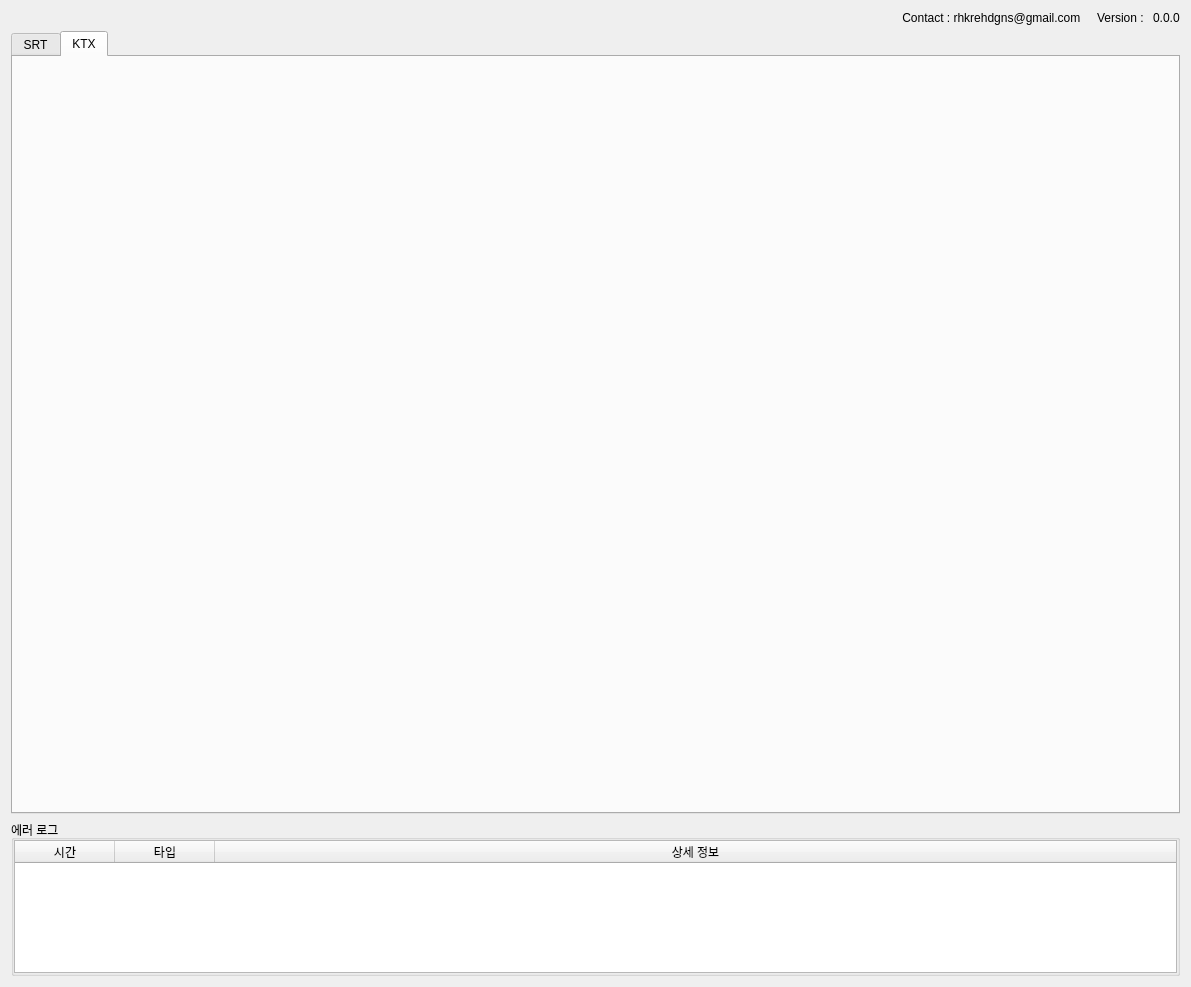
Before: the Qt Designer form design.ui in dhgwag/train_reservation, drawn with Qt 5.
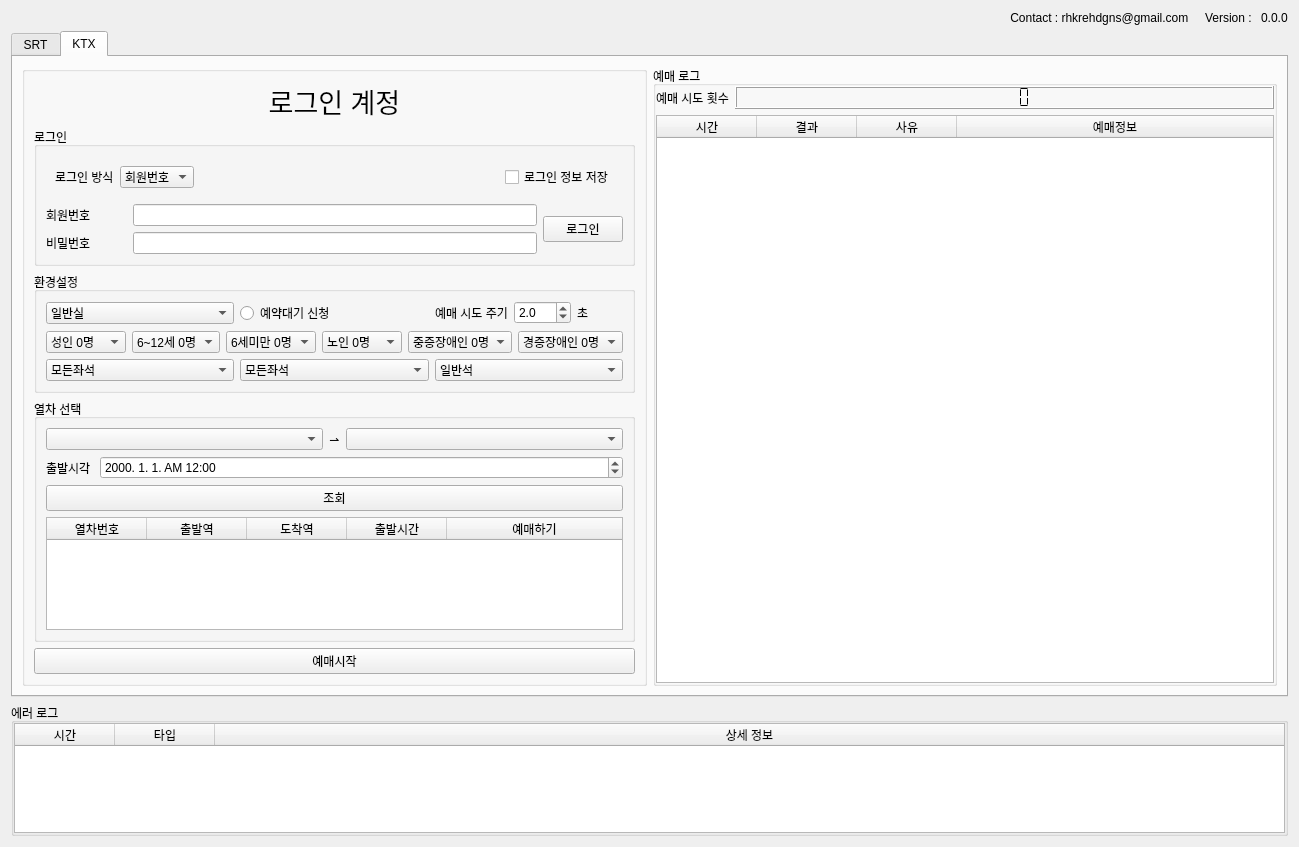
After: the same form once the commit is applied. The open tabs and pages were chosen to show the change.

What changed in the file:
```diff
--- a/design.ui
+++ b/design.ui
@@ -6,8 +6,8 @@
    <rect>
     <x>0</x>
     <y>0</y>
-    <width>1191</width>
-    <height>987</height>
+    <width>1299</width>
+    <height>847</height>
    </rect>
   </property>
   <property name="sizePolicy">
@@ -906,9 +906,984 @@
       </layout>
      </widget>
      <widget class="QWidget" name="tab_ktx">
+      <property name="enabled">
+       <bool>true</bool>
+      </property>
+      <property name="autoFillBackground">
+       <bool>false</bool>
+      </property>
       <attribute name="title">
        <string>KTX</string>
       </attribute>
+      <layout class="QHBoxLayout" name="horizontalLayout_4">
+       <item>
+        <widget class="QGroupBox" name="verticalGroupBox1">
+         <property name="sizePolicy">
+          <sizepolicy hsizetype="Preferred" vsizetype="Preferred">
+           <horstretch>1</horstretch>
+           <verstretch>0</verstretch>
+          </sizepolicy>
+         </property>
+         <layout class="QVBoxLayout" name="verticalLayout_3">
+          <item>
+           <widget class="QLabel" name="label_ktx_logged_in">
+            <property name="enabled">
+             <bool>true</bool>
+            </property>
+            <property name="font">
+             <font>
+              <pointsize>20</pointsize>
+             </font>
+            </property>
+            <property name="text">
+             <string>로그인 계정</string>
+            </property>
+            <property name="alignment">
+             <set>Qt::AlignCenter</set>
+            </property>
+           </widget>
+          </item>
+          <item>
+           <widget class="QGroupBox" name="groupBox_ktx_login">
+            <property name="sizePolicy">
+             <sizepolicy hsizetype="Preferred" vsizetype="Preferred">
+              <horstretch>3</horstretch>
+              <verstretch>1</verstretch>
+             </sizepolicy>
+            </property>
+            <property name="title">
+             <string>로그인</string>
+            </property>
+            <layout class="QVBoxLayout" name="verticalLayout_6">
+             <item>
+              <widget class="QWidget" name="verticalWidget1" native="true">
+               <property name="sizePolicy">
+                <sizepolicy hsizetype="Preferred" vsizetype="Minimum">
+                 <horstretch>0</horstretch>
+                 <verstretch>0</verstretch>
+                </sizepolicy>
+               </property>
+               <layout class="QHBoxLayout" name="horizontalLayout_3">
+                <item>
+                 <widget class="QLabel" name="label_21">
+                  <property name="text">
+                   <string>로그인 방식</string>
+                  </property>
+                 </widget>
+                </item>
+                <item>
+                 <widget class="QComboBox" name="comboBox_ktx_login_type">
+                  <item>
+                   <property name="text">
+                    <string>회원번호</string>
+                   </property>
+                  </item>
+                  <item>
+                   <property name="text">
+                    <string>이메일</string>
+                   </property>
+                  </item>
+                  <item>
+                   <property name="text">
+                    <string>휴대전화</string>
+                   </property>
+                  </item>
+                 </widget>
+                </item>
+                <item>
+                 <spacer name="horizontalSpacer1">
+                  <property name="orientation">
+                   <enum>Qt::Horizontal</enum>
+                  </property>
+                  <property name="sizeHint" stdset="0">
+                   <size>
+                    <width>40</width>
+                    <height>20</height>
+                   </size>
+                  </property>
+                 </spacer>
+                </item>
+                <item>
+                 <widget class="QCheckBox" name="checkBox_ktx_save_login">
+                  <property name="text">
+                   <string>로그인 정보 저장</string>
+                  </property>
+                 </widget>
+                </item>
+               </layout>
+              </widget>
+             </item>
+             <item>
+              <layout class="QHBoxLayout" name="horizontalLayout_51">
+               <item>
+                <layout class="QVBoxLayout" name="verticalLayout_51">
+                 <property name="bottomMargin">
+                  <number>0</number>
+                 </property>
+                 <item>
+                  <layout class="QHBoxLayout" name="horizontalLayout_91">
+                   <item>
+                    <widget class="QLabel" name="label_ktx_id">
+                     <property name="sizePolicy">
+                      <sizepolicy hsizetype="Preferred" vsizetype="Preferred">
+                       <horstretch>1</horstretch>
+                       <verstretch>0</verstretch>
+                      </sizepolicy>
+                     </property>
+                     <property name="text">
+                      <string>회원번호</string>
+                     </property>
+                    </widget>
+                   </item>
+                   <item>
+                    <widget class="QLineEdit" name="lineEdit_ktx_id">
+                     <property name="enabled">
+                      <bool>true</bool>
+                     </property>
+                     <property name="sizePolicy">
+                      <sizepolicy hsizetype="Expanding" vsizetype="Fixed">
+                       <horstretch>5</horstretch>
+                       <verstretch>0</verstretch>
+                      </sizepolicy>
+                     </property>
+                    </widget>
+                   </item>
+                  </layout>
+                 </item>
+                 <item>
+                  <layout class="QHBoxLayout" name="horizontalLayout_61">
+                   <property name="topMargin">
+                    <number>0</number>
+                   </property>
+                   <item>
+                    <widget class="QLabel" name="label_ktx_pwd">
+                     <property name="sizePolicy">
+                      <sizepolicy hsizetype="Preferred" vsizetype="Preferred">
+                       <horstretch>1</horstretch>
+                       <verstretch>0</verstretch>
+                      </sizepolicy>
+                     </property>
+                     <property name="text">
+                      <string>비밀번호</string>
+                     </property>
+                    </widget>
+                   </item>
+                   <item>
+                    <widget class="QLineEdit" name="lineEdit_ktx_pwd">
+                     <property name="sizePolicy">
+                      <sizepolicy hsizetype="Expanding" vsizetype="Fixed">
+                       <horstretch>5</horstretch>
+                       <verstretch>0</verstretch>
+                      </sizepolicy>
+                     </property>
+                     <property name="inputMethodHints">
+                      <set>Qt::ImhHiddenText|Qt::ImhNoAutoUppercase|Qt::ImhNoPredictiveText|Qt::ImhSensitiveData</set>
+                     </property>
+                     <property name="echoMode">
+                      <enum>QLineEdit::Password</enum>
+                     </property>
+                    </widget>
+                   </item>
+                  </layout>
+                 </item>
+                </layout>
+               </item>
+               <item>
+                <widget class="QPushButton" name="pushButton_ktx_login">
+                 <property name="sizePolicy">
+                  <sizepolicy hsizetype="Maximum" vsizetype="Maximum">
+                   <horstretch>0</horstretch>
+                   <verstretch>0</verstretch>
+                  </sizepolicy>
+                 </property>
+                 <property name="text">
+                  <string>로그인</string>
+                 </property>
+                </widget>
+               </item>
+              </layout>
+             </item>
+            </layout>
+           </widget>
+          </item>
+          <item>
+           <widget class="QGroupBox" name="groupBox_41">
+            <property name="sizePolicy">
+             <sizepolicy hsizetype="Preferred" vsizetype="Preferred">
+              <horstretch>0</horstretch>
+              <verstretch>1</verstretch>
+             </sizepolicy>
+            </property>
+            <property name="title">
+             <string>환경설정</string>
+            </property>
+            <layout class="QVBoxLayout" name="verticalLayout_7">
+             <item>
+              <layout class="QHBoxLayout" name="horizontalLayout_101">
+               <item>
+                <widget class="QComboBox" name="comboBox_ktx_class">
+                 <item>
+                  <property name="text">
+                   <string>일반실</string>
+                  </property>
+                 </item>
+                 <item>
+                  <property name="text">
+                   <string>특실</string>
+                  </property>
+                 </item>
+                 <item>
+                  <property name="text">
+                   <string>일반실+특실</string>
+                  </property>
+                 </item>
+                </widget>
+               </item>
+               <item>
+                <widget class="QRadioButton" name="radioButton_ktx_waiting">
+                 <property name="text">
+                  <string>예약대기 신청</string>
+                 </property>
+                </widget>
+               </item>
+               <item>
+                <layout class="QHBoxLayout" name="horizontalLayout_161">
+                 <item>
+                  <widget class="QLabel" name="label_51">
+                   <property name="text">
+                    <string>예매 시도 주기</string>
+                   </property>
+                  </widget>
+                 </item>
+                 <item>
+                  <widget class="QDoubleSpinBox" name="doubleSpinBox_ktx_delay">
+                   <property name="inputMethodHints">
+                    <set>Qt::ImhDigitsOnly|Qt::ImhFormattedNumbersOnly</set>
+                   </property>
+                   <property name="decimals">
+                    <number>1</number>
+                   </property>
+                   <property name="singleStep">
+                    <double>0.200000000000000</double>
+                   </property>
+                   <property name="value">
+                    <double>2.000000000000000</double>
+                   </property>
+                  </widget>
+                 </item>
+                 <item>
+                  <widget class="QLabel" name="label_61">
+                   <property name="text">
+                    <string>초</string>
+                   </property>
+                  </widget>
+                 </item>
+                </layout>
+               </item>
+              </layout>
+             </item>
+             <item>
+              <layout class="QHBoxLayout" name="horizontalLayout_121">
+               <item>
+                <widget class="QComboBox" name="comboBox_ktx_adult">
+                 <property name="minimumSize">
+                  <size>
+                   <width>80</width>
+                   <height>0</height>
+                  </size>
+                 </property>
+                 <property name="currentText">
+                  <string>성인 0명</string>
+                 </property>
+                 <item>
+                  <property name="text">
+                   <string>성인 0명</string>
+                  </property>
+                 </item>
+                 <item>
+                  <property name="text">
+                   <string>성인 1명</string>
+                  </property>
+                 </item>
+                 <item>
+                  <property name="text">
+                   <string>성인 2명</string>
+                  </property>
+                 </item>
+                 <item>
+                  <property name="text">
+                   <string>성인 3명</string>
+                  </property>
+                 </item>
+                 <item>
+                  <property name="text">
+                   <string>성인 4명</string>
+                  </property>
+                 </item>
+                 <item>
+                  <property name="text">
+                   <string>성인 5명</string>
+                  </property>
+                 </item>
+                 <item>
+                  <property name="text">
+                   <string>성임 6명</string>
+                  </property>
+                 </item>
+                 <item>
+                  <property name="text">
+                   <string>성인 7명</string>
+                  </property>
+                 </item>
+                 <item>
+                  <property name="text">
+                   <string>성인 8명</string>
+                  </property>
+                 </item>
+                 <item>
+                  <property name="text">
+                   <string>성인 9명</string>
+                  </property>
+                 </item>
+                </widget>
+               </item>
+               <item>
+                <widget class="QComboBox" name="comboBox_ktx_child">
+                 <property name="minimumSize">
+                  <size>
+                   <width>80</width>
+                   <height>0</height>
+                  </size>
+                 </property>
+                 <item>
+                  <property name="text">
+                   <string>6~12세 0명</string>
+                  </property>
+                 </item>
+                 <item>
+                  <property name="text">
+                   <string>6~12세 1명</string>
+                  </property>
+                 </item>
+                 <item>
+                  <property name="text">
+                   <string>6~12세 2명</string>
+                  </property>
+                 </item>
+                 <item>
+                  <property name="text">
+                   <string>6~12세 3명</string>
+                  </property>
+                 </item>
+                 <item>
+                  <property name="text">
+                   <string>6~12세 4명</string>
+                  </property>
+                 </item>
+                 <item>
+                  <property name="text">
+                   <string>6~12세 5명</string>
+                  </property>
+                 </item>
+                 <item>
+                  <property name="text">
+                   <string>6~12세 6명</string>
+                  </property>
+                 </item>
+                 <item>
+                  <property name="text">
+                   <string>6~12세 7명</string>
+                  </property>
+                 </item>
+                 <item>
+                  <property name="text">
+                   <string>6~12세 8명</string>
+                  </property>
+                 </item>
+                 <item>
+                  <property name="text">
+                   <string>6~12세 9명</string>
+                  </property>
+                 </item>
+                </widget>
+               </item>
+               <item>
+                <widget class="QComboBox" name="comboBox_ktx_baby">
+                 <property name="minimumSize">
+                  <size>
+                   <width>80</width>
+                   <height>0</height>
+                  </size>
+                 </property>
+                 <item>
+                  <property name="text">
+                   <string>6세미만 0명</string>
+                  </property>
+                 </item>
+                 <item>
+                  <property name="text">
+                   <string>6세미만 1명</string>
+                  </property>
+                 </item>
+                 <item>
+                  <property name="text">
+                   <string>6세미만 2명</string>
+                  </property>
+                 </item>
+                 <item>
+                  <property name="text">
+                   <string>6세미만 3명</string>
+                  </property>
+                 </item>
+                 <item>
+                  <property name="text">
+                   <string>6세미만 4명</string>
+                  </property>
+                 </item>
+                 <item>
+                  <property name="text">
+                   <string>6세미만 5명</string>
+                  </property>
+                 </item>
+                 <item>
+                  <property name="text">
+                   <string>6세미만 6명</string>
+                  </property>
+                 </item>
+                 <item>
+                  <property name="text">
+                   <string>6세미만 7명</string>
+                  </property>
+                 </item>
+                 <item>
+                  <property name="text">
+                   <string>6세미만 8명</string>
+                  </property>
+                 </item>
+                 <item>
+                  <property name="text">
+                   <string>6세미만 9명</string>
+                  </property>
+                 </item>
+                </widget>
+               </item>
+               <item>
+                <widget class="QComboBox" name="comboBox_ktx_senior">
+                 <property name="minimumSize">
+                  <size>
+                   <width>80</width>
+                   <height>0</height>
+                  </size>
+                 </property>
+                 <item>
+                  <property name="text">
+                   <string>노인 0명</string>
+                  </property>
+                 </item>
+                 <item>
+                  <property name="text">
+                   <string>노인 1명</string>
+                  </property>
+                 </item>
+                 <item>
+                  <property name="text">
+                   <string>노인 2명</string>
+                  </property>
+                 </item>
+                 <item>
+                  <property name="text">
+                   <string>노인 3명</string>
+                  </property>
+                 </item>
+                 <item>
+                  <property name="text">
+                   <string>노인 4명</string>
+                  </property>
+                 </item>
+                 <item>
+                  <property name="text">
+                   <string>노인 5명</string>
+                  </property>
+                 </item>
+                 <item>
+                  <property name="text">
+                   <string>노인 6명</string>
+                  </property>
+                 </item>
+                 <item>
+                  <property name="text">
+                   <string>노인 7명</string>
+                  </property>
+                 </item>
+                 <item>
+                  <property name="text">
+                   <string>노인 8명</string>
+                  </property>
+                 </item>
+                 <item>
+                  <property name="text">
+                   <string>노인 9명</string>
+                  </property>
+                 </item>
+                </widget>
+               </item>
+               <item>
+                <widget class="QComboBox" name="comboBox_ktx_svrDsb">
+                 <property name="minimumSize">
+                  <size>
+                   <width>80</width>
+                   <height>0</height>
+                  </size>
+                 </property>
+                 <item>
+                  <property name="text">
+                   <string>중증장애인 0명</string>
+                  </property>
+                 </item>
+                 <item>
+                  <property name="text">
+                   <string>중증장애인 1명</string>
+                  </property>
+                 </item>
+                 <item>
+                  <property name="text">
+                   <string>중증장애인 2명</string>
+                  </property>
+                 </item>
+                 <item>
+                  <property name="text">
+                   <string>중증장애인 3명</string>
+                  </property>
+                 </item>
+                 <item>
+                  <property name="text">
+                   <string>중증장애인 4명</string>
+                  </property>
+                 </item>
+                 <item>
+                  <property name="text">
+                   <string>중증장애인 5명</string>
+                  </property>
+                 </item>
+                 <item>
+                  <property name="text">
+                   <string>중증장애인 6명</string>
+                  </property>
+                 </item>
+                 <item>
+                  <property name="text">
+                   <string>중증장애인 7명</string>
+                  </property>
+                 </item>
+                 <item>
+                  <property name="text">
+                   <string>중증장애인 8명</string>
+                  </property>
+                 </item>
+                 <item>
+                  <property name="text">
+                   <string>중증장애인 9명</string>
+                  </property>
+                 </item>
+                </widget>
+               </item>
+               <item>
+                <widget class="QComboBox" name="comboBox_ktx_mldDsb">
+                 <property name="minimumSize">
+                  <size>
+                   <width>80</width>
+                   <height>0</height>
+                  </size>
+                 </property>
+                 <item>
+                  <property name="text">
+                   <string>경증장애인 0명</string>
+                  </property>
+                 </item>
+                 <item>
+                  <property name="text">
+                   <string>경증장애인 1명</string>
+                  </property>
+                 </item>
+                 <item>
+                  <property name="text">
+                   <string>경증장애인 2명</string>
+                  </property>
+                 </item>
+                 <item>
+                  <property name="text">
+                   <string>경증장애인 3명</string>
+                  </property>
+                 </item>
+                 <item>
+                  <property name="text">
+                   <string>경증장애인 4명</string>
+                  </property>
+                 </item>
+                 <item>
+                  <property name="text">
+                   <string>경증장애인 5명</string>
+                  </property>
+                 </item>
+                 <item>
+                  <property name="text">
+                   <string>경증장애인 6명</string>
+                  </property>
+                 </item>
+                 <item>
+                  <property name="text">
+                   <string>경증장애인 7명</string>
+                  </property>
+                 </item>
+                 <item>
+                  <property name="text">
+                   <string>경증장애인 8명</string>
+                  </property>
+                 </item>
+                 <item>
+                  <property name="text">
+                   <string>경증장애인 9명</string>
+                  </property>
+                 </item>
+                </widget>
+               </item>
+              </layout>
+             </item>
+             <item>
+              <layout class="QHBoxLayout" name="horizontalLayout_111">
+               <property name="bottomMargin">
+                <number>0</number>
+               </property>
+               <item>
+                <widget class="QComboBox" name="comboBox_ktx_txtSeatAttCd_3">
+                 <item>
+                  <property name="text">
+                   <string>모든좌석</string>
+                  </property>
+                 </item>
+                 <item>
+                  <property name="text">
+                   <string>1인석</string>
+                  </property>
+                 </item>
+                 <item>
+                  <property name="text">
+                   <string>창측좌석</string>
+                  </property>
+                 </item>
+                 <item>
+                  <property name="text">
+                   <string>내측좌석</string>
+                  </property>
+                 </item>
+                </widget>
+               </item>
+               <item>
+                <widget class="QComboBox" name="comboBox_ktx_txtSeatAttCd_2">
+                 <item>
+                  <property name="text">
+                   <string>모든좌석</string>
+                  </property>
+                 </item>
+                 <item>
+                  <property name="text">
+                   <string>순방향석</string>
+                  </property>
+                 </item>
+                 <item>
+                  <property name="text">
+                   <string>역방향석</string>
+                  </property>
+                 </item>
+                </widget>
+               </item>
+               <item>
+                <widget class="QComboBox" name="comboBox_ktx_txtSeatAttCd_4">
+                 <item>
+                  <property name="text">
+                   <string>일반석</string>
+                  </property>
+                 </item>
+                 <item>
+                  <property name="text">
+                   <string>유아동반</string>
+                  </property>
+                 </item>
+                 <item>
+                  <property name="text">
+                   <string>편한대화</string>
+                  </property>
+                 </item>
+                 <item>
+                  <property name="text">
+                   <string>노트북</string>
+                  </property>
+                 </item>
+                 <item>
+                  <property name="text">
+                   <string>수동휠체어</string>
+                  </property>
+                 </item>
+                 <item>
+                  <property name="text">
+                   <string>전동휠체어</string>
+                  </property>
+                 </item>
+                 <item>
+                  <property name="text">
+                   <string>수유실 인접</string>
+                  </property>
+                 </item>
+                 <item>
+                  <property name="text">
+                   <string>2층석</string>
+                  </property>
+                 </item>
+                 <item>
+                  <property name="text">
+                   <string>자전거거치대</string>
+                  </property>
+                 </item>
+                </widget>
+               </item>
+              </layout>
+             </item>
+            </layout>
+           </widget>
+          </item>
+          <item>
+           <widget class="QGroupBox" name="groupBox_51">
+            <property name="sizePolicy">
+             <sizepolicy hsizetype="Preferred" vsizetype="Preferred">
+              <horstretch>0</horstretch>
+              <verstretch>2</verstretch>
+             </sizepolicy>
+            </property>
+            <property name="title">
+             <string>열차 선택</string>
+            </property>
+            <layout class="QVBoxLayout" name="verticalLayout_8">
+             <item>
+              <layout class="QHBoxLayout" name="horizontalLayout_131">
+               <item>
+                <widget class="QComboBox" name="comboBox_ktx_dpt_stn">
+                 <property name="sizePolicy">
+                  <sizepolicy hsizetype="Preferred" vsizetype="Fixed">
+                   <horstretch>1</horstretch>
+                   <verstretch>0</verstretch>
+                  </sizepolicy>
+                 </property>
+                </widget>
+               </item>
+               <item>
+                <widget class="QLabel" name="label_31">
+                 <property name="sizePolicy">
+                  <sizepolicy hsizetype="Minimum" vsizetype="Minimum">
+                   <horstretch>0</horstretch>
+                   <verstretch>0</verstretch>
+                  </sizepolicy>
+                 </property>
+                 <property name="text">
+                  <string>⇀</string>
+                 </property>
+                </widget>
+               </item>
+               <item>
+                <widget class="QComboBox" name="comboBox_ktx_arv_stn">
+                 <property name="sizePolicy">
+                  <sizepolicy hsizetype="Preferred" vsizetype="Fixed">
+                   <horstretch>1</horstretch>
+                   <verstretch>0</verstretch>
+                  </sizepolicy>
+                 </property>
+                </widget>
+               </item>
+              </layout>
+             </item>
+             <item>
+              <layout class="QHBoxLayout" name="horizontalLayout_151">
+               <property name="bottomMargin">
+                <number>0</number>
+               </property>
+               <item>
+                <widget class="QLabel" name="label_41">
+                 <property name="sizePolicy">
+                  <sizepolicy hsizetype="Preferred" vsizetype="Preferred">
+                   <horstretch>0</horstretch>
+                   <verstretch>0</verstretch>
+                  </sizepolicy>
+                 </property>
+                 <property name="text">
+                  <string>출발시각 </string>
+                 </property>
+                </widget>
+               </item>
+               <item>
+                <widget class="QDateTimeEdit" name="dateTimeEdit_ktx_time">
+                 <property name="sizePolicy">
+                  <sizepolicy hsizetype="Minimum" vsizetype="Fixed">
+                   <horstretch>2</horstretch>
+                   <verstretch>0</verstretch>
+                  </sizepolicy>
+                 </property>
+                 <property name="displayFormat">
+                  <string>yyyy. M. d. AP h:mm</string>
+                 </property>
+                 <property name="calendarPopup">
+                  <bool>false</bool>
+                 </property>
+                </widget>
+               </item>
+              </layout>
+             </item>
+             <item>
+              <widget class="QPushButton" name="pushButton_ktx_search">
+               <property name="text">
+                <string>조회</string>
+               </property>
+              </widget>
+             </item>
+             <item>
+              <widget class="QTableWidget" name="tableWidget_ktx_schedule">
+               <property name="editTriggers">
+                <set>QAbstractItemView::NoEditTriggers</set>
+               </property>
+               <attribute name="horizontalHeaderStretchLastSection">
+                <bool>true</bool>
+               </attribute>
+               <column>
+                <property name="text">
+                 <string>열차번호</string>
+                </property>
+               </column>
+               <column>
+                <property name="text">
+                 <string>출발역</string>
+                </property>
+               </column>
+               <column>
+                <property name="text">
+                 <string>도착역</string>
+                </property>
+               </column>
+               <column>
+                <property name="text">
+                 <string>출발시간</string>
+                </property>
+               </column>
+               <column>
+                <property name="text">
+                 <string>예매하기</string>
+                </property>
+               </column>
+              </widget>
+             </item>
+            </layout>
+           </widget>
+          </item>
+          <item>
+           <widget class="QPushButton" name="pushButton_ktx_reservation">
+            <property name="autoFillBackground">
+             <bool>false</bool>
+            </property>
+            <property name="text">
+             <string>예매시작</string>
+            </property>
+           </widget>
+          </item>
+         </layout>
+        </widget>
+       </item>
+       <item>
+        <widget class="QGroupBox" name="groupBox_21">
+         <property name="sizePolicy">
+          <sizepolicy hsizetype="Preferred" vsizetype="Preferred">
+           <horstretch>1</horstretch>
+           <verstretch>0</verstretch>
+          </sizepolicy>
+         </property>
+         <property name="title">
+          <string>예매 로그</string>
+         </property>
+         <layout class="QVBoxLayout" name="verticalLayout_4">
+          <property name="leftMargin">
+           <number>0</number>
+          </property>
+          <property name="topMargin">
+           <number>0</number>
+          </property>
+          <property name="rightMargin">
+           <number>0</number>
+          </property>
+          <property name="bottomMargin">
+           <number>0</number>
+          </property>
+          <item>
+           <layout class="QHBoxLayout" name="horizontalLayout_171">
+            <property name="bottomMargin">
+             <number>0</number>
+            </property>
+            <item>
+             <widget class="QLabel" name="label_71">
+              <property name="text">
+               <string>예매 시도 횟수</string>
+              </property>
+             </widget>
+            </item>
+            <item>
+             <widget class="QLCDNumber" name="lcdNumber_ktx_ctr">
+              <property name="sizePolicy">
+               <sizepolicy hsizetype="Minimum" vsizetype="Minimum">
+                <horstretch>1</horstretch>
+                <verstretch>0</verstretch>
+               </sizepolicy>
+              </property>
+              <property name="font">
+               <font>
+                <pointsize>13</pointsize>
+               </font>
+              </property>
+              <property name="segmentStyle">
+               <enum>QLCDNumber::Flat</enum>
+              </property>
+             </widget>
+            </item>
+           </layout>
+          </item>
+          <item>
+           <widget class="QTableWidget" name="tableWidget_ktx_try_log">
+            <property name="editTriggers">
+             <set>QAbstractItemView::NoEditTriggers</set>
+            </property>
+            <attribute name="horizontalHeaderStretchLastSection">
+             <bool>true</bool>
+            </attribute>
+            <column>
+             <property name="text">
+              <string>시간</string>
+             </property>
+            </column>
+            <column>
+             <property name="text">
+              <string>결과</string>
+             </property>
+            </column>
+            <column>
+             <property name="text">
+              <string>사유</string>
+             </property>
+            </column>
+            <column>
+             <property name="text">
+              <string>예매정보</string>
+             </property>
+            </column>
+           </widget>
+          </item>
+         </layout>
+        </widget>
+       </item>
+      </layout>
      </widget>
     </widget>
    </item>
```
Left out of the diff: 58 changed lines with no effect on the pictures.
